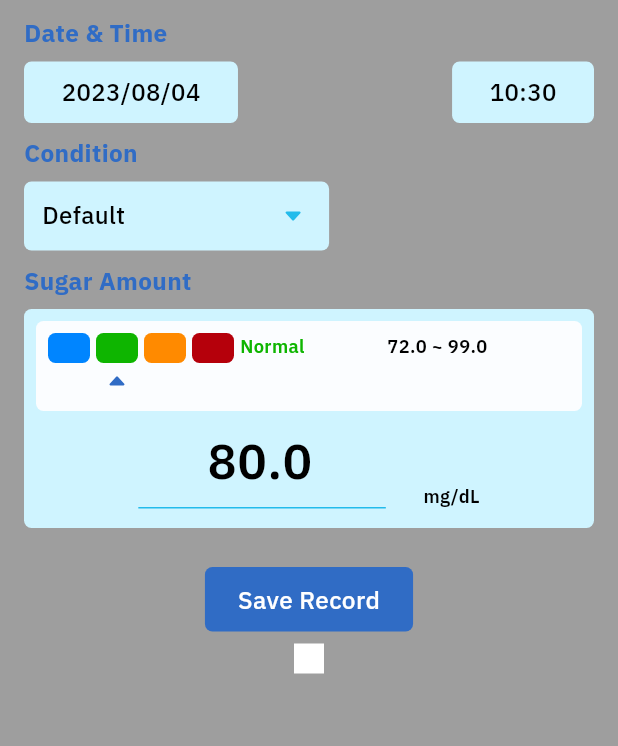
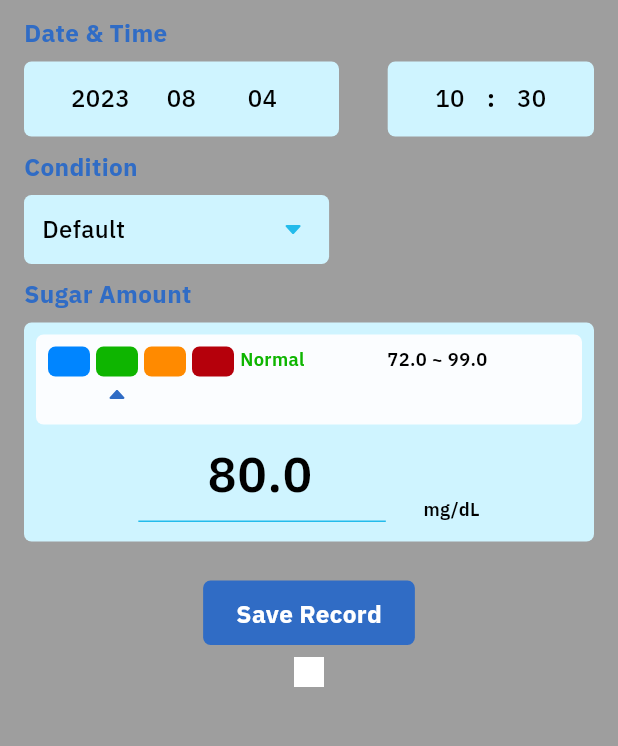
Before and after one commit to Intes-It-Mobile/blood-tracking-app, a Flutter app: the NewRecordScreen screen opened by its route, on a phone screen of 412 x 824 dp, the part 120-866 px from its top. Run offline on Flutter 3.47's test engine with Material 2 defaults, Android fonts, the phone set to English and light mode, and no system bars; our stand-ins replace camera, dropdown_button2, fl_chart, flutter_html, flutter_local_notifications, flutter_mobx and 17 more; missing offline and left inert: android_alarm_manager_plus, dart:ffi, excel, flutter_cupertino_datetime_picker, flutter_fgbg, flutter_share; accounts and stored records are empty; generated files the repository leaves out were written again.

Commit message:
fix ui new record

```diff
--- a/lib/views/record/new_record_screen.dart
+++ b/lib/views/record/new_record_screen.dart
@@ -196,6 +196,62 @@ class _NewRecordScreenState extends State<NewRecordScreen> {
     super.initState();
   }
 
+  Widget customTextDate(String content){
+    custom(String st) => Container(
+      height: 32,
+      width: 52,
+      alignment: Alignment.center,
+      child: Text(
+        st,
+        textAlign: TextAlign.center,
+        overflow: TextOverflow.ellipsis,
+        style:  AppTheme.appBodyTextStyle.copyWith(
+            color: Colors.black,
+            fontSize: 16,
+            fontWeight: FontWeight.w500),
+      ),
+    );
+
+    return Row(
+      children: [
+        custom(content.substring(0,4)),
+        const SizedBox(width: 2,),
+        custom(content.substring(5,7)),
+        const SizedBox(width: 2,),
+        custom(content.substring(8,10)),
+      ],
+    );
+  }
+  Widget customTextHour(String content){
+    custom(String st) => Container(
+      height: 32,
+      width: 33,
+      alignment: Alignment.center,
+      child: Text(
+        st,
+        textAlign: TextAlign.center,
+        overflow: TextOverflow.ellipsis,
+        style:  AppTheme.appBodyTextStyle.copyWith(
+            color: Colors.black,
+            fontSize: 16,
+            fontWeight: FontWeight.w500),
+      ),
+    );
+
+    return Row(
+      children: [
+        custom(content.substring(0,2)),
+        const SizedBox(width: 8,),
+        Text(':',style: AppTheme.appBodyTextStyle.copyWith(
+            color: Colors.black,
+            fontSize: 16,
+            fontWeight: FontWeight.w700),),
+        const SizedBox(width: 8,),
+        custom(content.substring(3,5)),
+      ],
+    );
+  }
+
   @override
   Widget build(BuildContext context) {
     return Material(
@@ -271,23 +327,10 @@ class _NewRecordScreenState extends State<NewRecordScreen> {
                                 color: AppColors.AppColor3,
                                 borderRadius:
                                     BorderRadius.all(Radius.circular(5))),
-                            child: Row(
-                              mainAxisSize: MainAxisSize.min,
-                              children: [
-                                Container(
-                                  child: Text(
-                                    sugarInfoStore!.choosedDayTimeStr != null
-                                        ? sugarInfoStore!.choosedDayTimeStr!
-                                        : DateFormat('yyyy     MM     dd')
-                                            .format(DateTime.now()),
-                                    style: AppTheme.appBodyTextStyle.copyWith(
-                                        color: Colors.black,
-                                        fontSize: 16,
-                                        fontWeight: FontWeight.w500),
-                                  ),
-                                ),
-                              ],
-                            ),
+                            child: customTextDate(sugarInfoStore!.choosedDayTimeStr != null
+                                ? sugarInfoStore!.choosedDayTimeStr!
+                                : DateFormat('yyyy/MM/dd')
+                                .format(DateTime.now())),
                           ),
                           const Spacer(),
                           GestureDetector(
@@ -301,23 +344,10 @@ class _NewRecordScreenState extends State<NewRecordScreen> {
                                   color: AppColors.AppColor3,
                                   borderRadius:
                                       BorderRadius.all(Radius.circular(5))),
-                              child: Row(
-                                mainAxisSize: MainAxisSize.min,
-                                children: [
-                                  Container(
-                                    child: Text(
-                                      sugarInfoStore!.choosedDayHourStr != null
-                                          ? sugarInfoStore!.choosedDayHourStr!
-                                          : DateFormat('HH:mm')
-                                              .format(DateTime.now()),
-                                      style: AppTheme.appBodyTextStyle.copyWith(
-                                          color: Colors.black,
-                                          fontSize: 16,
-                                          fontWeight: FontWeight.w500),
-                                    ),
-                                  ),
-                                ],
-                              ),
+                              child: customTextHour(sugarInfoStore!.choosedDayHourStr != null
+                                  ? sugarInfoStore!.choosedDayHourStr!
+                                  : DateFormat('HH:mm')
+                                  .format(DateTime.now())),
                             ),
                           ),
                         ],
@@ -997,6 +1027,7 @@ class _DropDownWidgetState extends State<DropDownWidget> {
       ],
     );
   }
+
 }
 
 class MyDateTimePicker extends StatefulWidget {
--- a/lib/views/setting/setting_screen.dart
+++ b/lib/views/setting/setting_screen.dart
@@ -114,6 +114,7 @@ class _SettingScreenState extends State<SettingScreen> {
                     },
                     btnColor: AppColors.AppColor2,
                     btnText: "languages",
+
                   ),
                   ButtonWidget(
                     onTap: () {
--- a/lib/widgets/button_widget.dart
+++ b/lib/widgets/button_widget.dart
@@ -53,7 +53,7 @@ class _ButtonWidgetState extends State<ButtonWidget> {
             widget.btnText != null
                 ? Text(
                     "${AppLocalizations.of(context)!.getTranslate('${widget.btnText}')}",
-                    style: AppTheme.BtnText)
+                    style: AppTheme.BtnText.copyWith(fontWeight: FontWeight.w700))
                 : SizedBox(),
             widget.suffixIconPath != null
                 ? Row(
```
